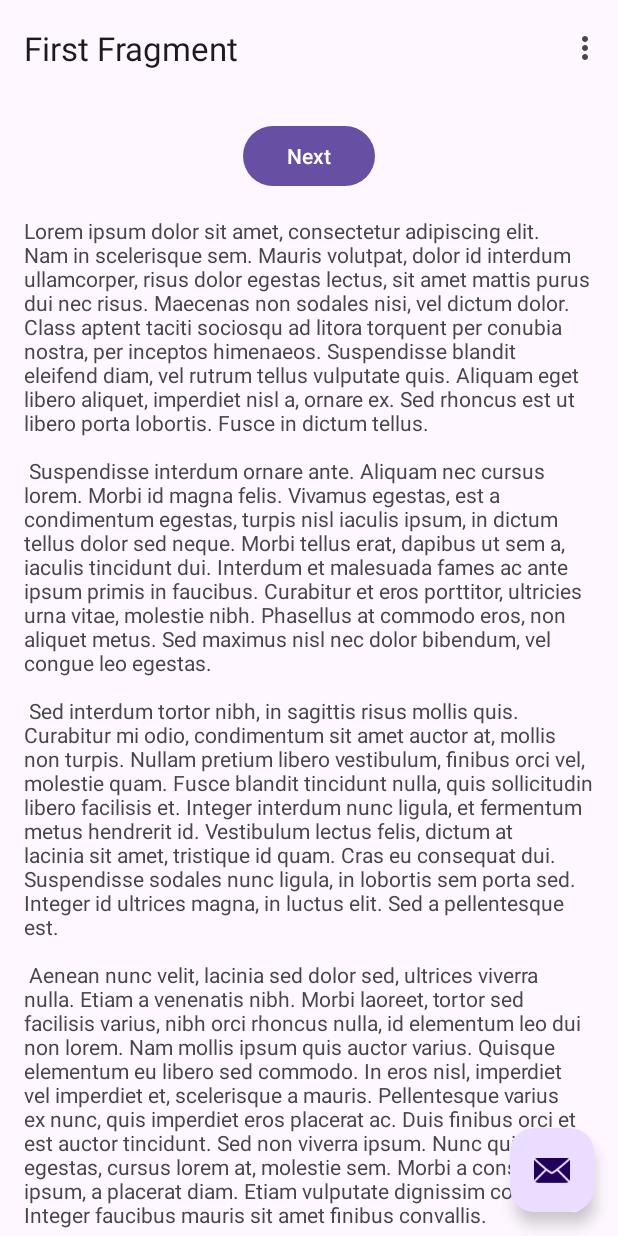
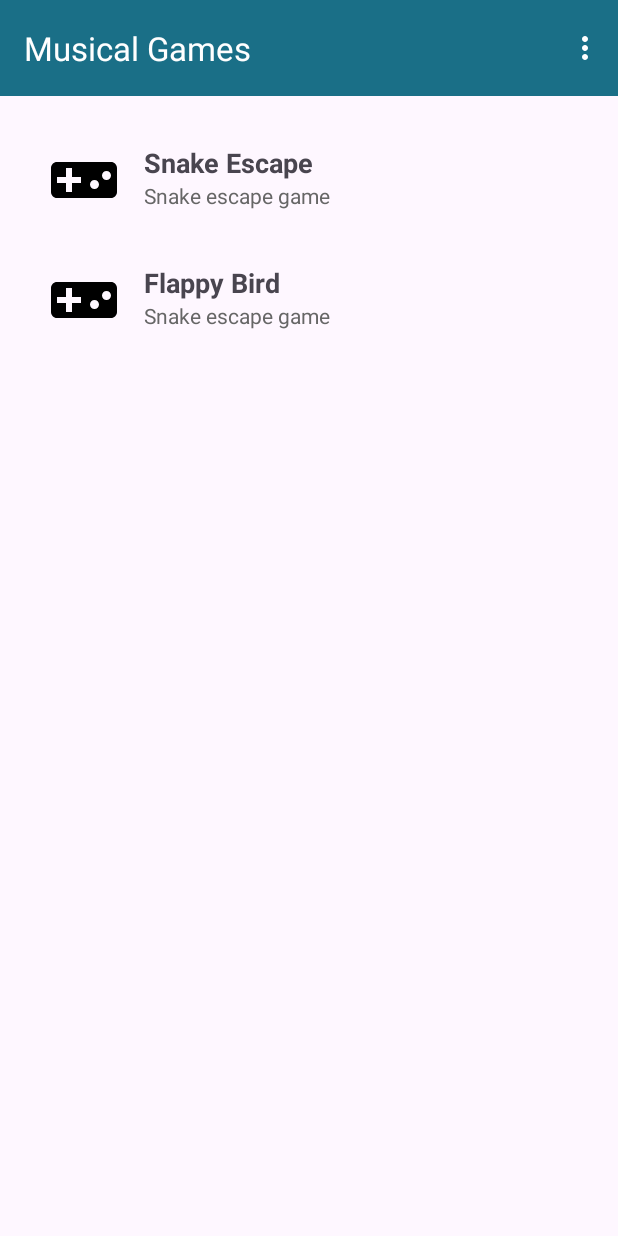
Before and after one commit to izblet/musical-games, an Android app: the screen it shows after launch (MainActivity), on a phone screen of 412 x 824 dp. Run offline under Robolectric (Android 15) with nearby library versions, the light colour scheme and no system bars; our stand-ins replace navigation-ui.

Commit message:
Add list of games

```diff
--- a/app/src/main/java/com/example/musicalgames/FirstFragment.kt
+++ b/app/src/main/java/com/example/musicalgames/FirstFragment.kt
@@ -1,12 +1,16 @@
 package com.example.musicalgames
 
+import GameAdapter
 import android.os.Bundle
 import androidx.fragment.app.Fragment
 import android.view.LayoutInflater
 import android.view.View
 import android.view.ViewGroup
-import androidx.navigation.fragment.findNavController
+import android.widget.Toast
+import androidx.recyclerview.widget.LinearLayoutManager
+import androidx.recyclerview.widget.RecyclerView
 import com.example.musicalgames.databinding.FragmentFirstBinding
+import com.example.musicalgames.models.Game
 
 /**
  * A simple [Fragment] subclass as the default destination in the navigation.
@@ -23,8 +27,24 @@
         inflater: LayoutInflater, container: ViewGroup?,
         savedInstanceState: Bundle?
     ): View? {
+        _binding = FragmentFirstBinding.inflate(inflater, container, false)
 
-        _binding = FragmentFirstBinding.inflate(inflater, container, false)
+        val recyclerView: RecyclerView = binding.root.findViewById(R.id.recyclerView)
+        val layoutManager = LinearLayoutManager(context)
+        recyclerView.layoutManager = layoutManager
+
+        //this list shall be retrieved from a database
+        val gameList: List<Game> = listOf(
+            Game("Snake Escape", "Snake escape game", R.drawable.default_game_icon),
+            Game("Flappy Bird", "Snake escape game", R.drawable.default_game_icon)
+        )
+
+        val adapter = GameAdapter(gameList, object : GameAdapter.OnItemClickListener{
+            override fun onItemClick(game: Game) {
+                Toast.makeText(requireContext(), "clicked on ${game.name}", Toast.LENGTH_SHORT).show()
+            }
+        })
+        recyclerView.adapter = adapter
         return binding.root
 
     }
@@ -32,9 +52,9 @@
     override fun onViewCreated(view: View, savedInstanceState: Bundle?) {
         super.onViewCreated(view, savedInstanceState)
 
-        binding.buttonFirst.setOnClickListener {
-            findNavController().navigate(R.id.action_FirstFragment_to_SecondFragment)
-        }
+       // binding.buttonFirst.setOnClickListener {
+       //     findNavController().navigate(R.id.action_FirstFragment_to_SecondFragment)
+       // }
     }
 
     override fun onDestroyView() {
--- a/app/src/main/java/com/example/musicalgames/MainActivity.kt
+++ b/app/src/main/java/com/example/musicalgames/MainActivity.kt
@@ -28,10 +28,6 @@
         appBarConfiguration = AppBarConfiguration(navController.graph)
         setupActionBarWithNavController(navController, appBarConfiguration)
 
-        binding.fab.setOnClickListener { view ->
-            Snackbar.make(view, "Replace with your own action", Snackbar.LENGTH_LONG)
-                .setAction("Action", null).show()
-        }
     }
 
     override fun onCreateOptionsMenu(menu: Menu): Boolean {
--- /dev/null
+++ b/app/src/main/java/com/example/musicalgames/adapters/GameAdapter.kt
@@ -0,0 +1,42 @@
+import android.view.LayoutInflater
+import android.view.View
+import android.view.ViewGroup
+import android.widget.ImageView
+import android.widget.TextView
+import androidx.recyclerview.widget.RecyclerView
+import com.example.musicalgames.R
+import com.example.musicalgames.models.Game
+
+class GameAdapter(private val gameList: List<Game>, private val onItemClickListener: OnItemClickListener) :
+    RecyclerView.Adapter<GameAdapter.GameViewHolder>() {
+    override fun onCreateViewHolder(parent: ViewGroup, viewType: Int): GameViewHolder {
+        val view = LayoutInflater.from(parent.context).inflate(R.layout.item_game, parent, false)
+        return GameViewHolder(view)
+    }
+
+    override fun onBindViewHolder(holder: GameViewHolder, position: Int) {
+        val game = gameList[position]
+        holder.bind(game)
+        holder.itemView.setOnClickListener {
+            onItemClickListener.onItemClick(game)
+        }
+    }
+
+    override fun getItemCount(): Int {
+        return gameList.size
+    }
+
+    inner class GameViewHolder(itemView: View) : RecyclerView.ViewHolder(itemView) {
+        private val iconImageView: ImageView = itemView.findViewById(R.id.iconImageView)
+        private val nameTextView: TextView = itemView.findViewById(R.id.nameTextView)
+        private val descriptionTextView: TextView = itemView.findViewById(R.id.descriptionTextView)
+        fun bind(game: Game) {
+            iconImageView.setImageResource(game.iconResourceId)
+            nameTextView.text = game.name
+            descriptionTextView.text = game.description
+        }
+    }
+    interface OnItemClickListener {
+        fun onItemClick(game: Game)
+    }
+}
--- /dev/null
+++ b/app/src/main/java/com/example/musicalgames/models/Game.kt
@@ -0,0 +1,7 @@
+package com.example.musicalgames.models
+
+data class Game (
+    val name: String,
+    val description: String,
+    val iconResourceId: Int
+)
--- /dev/null
+++ b/app/src/main/res/drawable/default_game_icon.xml
@@ -0,0 +1,5 @@
+<vector android:height="24dp" android:tint="#000000"
+    android:viewportHeight="24" android:viewportWidth="24"
+    android:width="24dp" xmlns:android="http://schemas.android.com/apk/res/android">
+    <path android:fillColor="@android:color/white" android:pathData="M21,6L3,6c-1.1,0 -2,0.9 -2,2v8c0,1.1 0.9,2 2,2h18c1.1,0 2,-0.9 2,-2L23,8c0,-1.1 -0.9,-2 -2,-2zM11,13L8,13v3L6,16v-3L3,13v-2h3L6,8h2v3h3v2zM15.5,15c-0.83,0 -1.5,-0.67 -1.5,-1.5s0.67,-1.5 1.5,-1.5 1.5,0.67 1.5,1.5 -0.67,1.5 -1.5,1.5zM19.5,12c-0.83,0 -1.5,-0.67 -1.5,-1.5S18.67,9 19.5,9s1.5,0.67 1.5,1.5 -0.67,1.5 -1.5,1.5z"/>
+</vector>
--- a/app/src/main/res/layout/activity_main.xml
+++ b/app/src/main/res/layout/activity_main.xml
@@ -8,26 +8,25 @@
     tools:context=".MainActivity">
 
     <com.google.android.material.appbar.AppBarLayout
+        android:id="@+id/appBarLayout"
         android:layout_width="match_parent"
         android:layout_height="wrap_content"
         android:fitsSystemWindows="true">
 
-        <com.google.android.material.appbar.MaterialToolbar
+        <androidx.appcompat.widget.Toolbar
             android:id="@+id/toolbar"
             android:layout_width="match_parent"
-            android:layout_height="?attr/actionBarSize" />
+            android:layout_height="wrap_content"
+            app:title="@string/app_name"
+            android:elevation="4dp"
+            android:theme="@style/ThemeOverlay.AppCompat.Dark.ActionBar"
+            app:popupTheme="@style/ThemeOverlay.AppCompat.Light"
+            android:background="?attr/colorPrimary"
+            app:menu="@menu/menu_main"
+            />
 
     </com.google.android.material.appbar.AppBarLayout>
 
     <include layout="@layout/content_main" />
 
-    <com.google.android.material.floatingactionbutton.FloatingActionButton
-        android:id="@+id/fab"
-        android:layout_width="wrap_content"
-        android:layout_height="wrap_content"
-        android:layout_gravity="bottom|end"
-        android:layout_marginEnd="@dimen/fab_margin"
-        android:layout_marginBottom="16dp"
-        app:srcCompat="@android:drawable/ic_dialog_email" />
-
 </androidx.coordinatorlayout.widget.CoordinatorLayout>
--- a/app/src/main/res/layout/fragment_first.xml
+++ b/app/src/main/res/layout/fragment_first.xml
@@ -11,25 +11,19 @@
         android:layout_height="match_parent"
         android:padding="16dp">
 
+        <!--app:layout_constraintBottom_toTopOf="@id/textview_first"
         <Button
             android:id="@+id/button_first"
             android:layout_width="wrap_content"
             android:layout_height="wrap_content"
             android:text="@string/next"
-            app:layout_constraintBottom_toTopOf="@id/textview_first"
             app:layout_constraintEnd_toEndOf="parent"
             app:layout_constraintStart_toStartOf="parent"
-            app:layout_constraintTop_toTopOf="parent" />
+            app:layout_constraintTop_toTopOf="parent" />-->
+        <androidx.recyclerview.widget.RecyclerView
+            android:id="@+id/recyclerView"
+            android:layout_width="match_parent"
+            android:layout_height="match_parent" />
 
-        <TextView
-            android:id="@+id/textview_first"
-            android:layout_width="wrap_content"
-            android:layout_height="wrap_content"
-            android:layout_marginTop="16dp"
-            android:text="@string/lorem_ipsum"
-            app:layout_constraintBottom_toBottomOf="parent"
-            app:layout_constraintEnd_toEndOf="parent"
-            app:layout_constraintStart_toStartOf="parent"
-            app:layout_constraintTop_toBottomOf="@id/button_first" />
     </androidx.constraintlayout.widget.ConstraintLayout>
 </androidx.core.widget.NestedScrollView>
--- /dev/null
+++ b/app/src/main/res/layout/item_game.xml
@@ -0,0 +1,41 @@
+<!-- item_game.xml -->
+<LinearLayout xmlns:android="http://schemas.android.com/apk/res/android"
+    android:layout_width="match_parent"
+    android:layout_height="wrap_content"
+    android:orientation="horizontal"
+    android:padding="16dp"
+    android:clickable="true"
+    android:focusable="true">
+
+    <ImageView
+        android:id="@+id/iconImageView"
+        android:layout_width="48dp"
+        android:layout_height="48dp"
+        android:scaleType="centerCrop"
+        android:src="@drawable/default_game_icon" />
+
+    <LinearLayout
+        android:layout_width="0dp"
+        android:layout_height="wrap_content"
+        android:layout_weight="1"
+        android:orientation="vertical"
+        android:layout_marginStart="16dp">
+
+        <TextView
+            android:id="@+id/nameTextView"
+            android:layout_width="wrap_content"
+            android:layout_height="wrap_content"
+            android:text="Game Name"
+            android:textSize="18sp"
+            android:textStyle="bold" />
+
+        <TextView
+            android:id="@+id/descriptionTextView"
+            android:layout_width="wrap_content"
+            android:layout_height="wrap_content"
+            android:text="Game Description"
+            android:textSize="14sp"
+            android:textColor="#666666" />
+    </LinearLayout>
+
+</LinearLayout>
--- a/app/src/main/res/values/colors.xml
+++ b/app/src/main/res/values/colors.xml
@@ -1,5 +1,7 @@
 <?xml version="1.0" encoding="utf-8"?>
 <resources>
     <color name="black">#FF000000</color>
+    <color name="blue">#1a6f87</color>
+    <color name="darkblue">#083854</color>
     <color name="white">#FFFFFFFF</color>
 </resources>
--- a/app/src/main/res/values/strings.xml
+++ b/app/src/main/res/values/strings.xml
@@ -2,45 +2,9 @@
     <string name="app_name">MusicalGames</string>
     <string name="action_settings">Settings</string>
     <!-- Strings used for fragments for navigation -->
-    <string name="first_fragment_label">First Fragment</string>
+    <string name="first_fragment_label">Musical Games</string>
     <string name="second_fragment_label">Second Fragment</string>
     <string name="next">Next</string>
     <string name="previous">Previous</string>
-
-    <string name="lorem_ipsum">
-        Lorem ipsum dolor sit amet, consectetur adipiscing elit. Nam in scelerisque sem. Mauris
-        volutpat, dolor id interdum ullamcorper, risus dolor egestas lectus, sit amet mattis purus
-        dui nec risus. Maecenas non sodales nisi, vel dictum dolor. Class aptent taciti sociosqu ad
-        litora torquent per conubia nostra, per inceptos himenaeos. Suspendisse blandit eleifend
-        diam, vel rutrum tellus vulputate quis. Aliquam eget libero aliquet, imperdiet nisl a,
-        ornare ex. Sed rhoncus est ut libero porta lobortis. Fusce in dictum tellus.\n\n
-        Suspendisse interdum ornare ante. Aliquam nec cursus lorem. Morbi id magna felis. Vivamus
-        egestas, est a condimentum egestas, turpis nisl iaculis ipsum, in dictum tellus dolor sed
-        neque. Morbi tellus erat, dapibus ut sem a, iaculis tincidunt dui. Interdum et malesuada
-        fames ac ante ipsum primis in faucibus. Curabitur et eros porttitor, ultricies urna vitae,
-        molestie nibh. Phasellus at commodo eros, non aliquet metus. Sed maximus nisl nec dolor
-        bibendum, vel congue leo egestas.\n\n
-        Sed interdum tortor nibh, in sagittis risus mollis quis. Curabitur mi odio, condimentum sit
-        amet auctor at, mollis non turpis. Nullam pretium libero vestibulum, finibus orci vel,
-        molestie quam. Fusce blandit tincidunt nulla, quis sollicitudin libero facilisis et. Integer
-        interdum nunc ligula, et fermentum metus hendrerit id. Vestibulum lectus felis, dictum at
-        lacinia sit amet, tristique id quam. Cras eu consequat dui. Suspendisse sodales nunc ligula,
-        in lobortis sem porta sed. Integer id ultrices magna, in luctus elit. Sed a pellentesque
-        est.\n\n
-        Aenean nunc velit, lacinia sed dolor sed, ultrices viverra nulla. Etiam a venenatis nibh.
-        Morbi laoreet, tortor sed facilisis varius, nibh orci rhoncus nulla, id elementum leo dui
-        non lorem. Nam mollis ipsum quis auctor varius. Quisque elementum eu libero sed commodo. In
-        eros nisl, imperdiet vel imperdiet et, scelerisque a mauris. Pellentesque varius ex nunc,
-        quis imperdiet eros placerat ac. Duis finibus orci et est auctor tincidunt. Sed non viverra
-        ipsum. Nunc quis augue egestas, cursus lorem at, molestie sem. Morbi a consectetur ipsum, a
-        placerat diam. Etiam vulputate dignissim convallis. Integer faucibus mauris sit amet finibus
-        convallis.\n\n
-        Phasellus in aliquet mi. Pellentesque habitant morbi tristique senectus et netus et
-        malesuada fames ac turpis egestas. In volutpat arcu ut felis sagittis, in finibus massa
-        gravida. Pellentesque id tellus orci. Integer dictum, lorem sed efficitur ullamcorper,
-        libero justo consectetur ipsum, in mollis nisl ex sed nisl. Donec maximus ullamcorper
-        sodales. Praesent bibendum rhoncus tellus nec feugiat. In a ornare nulla. Donec rhoncus
-        libero vel nunc consequat, quis tincidunt nisl eleifend. Cras bibendum enim a justo luctus
-        vestibulum. Fusce dictum libero quis erat maximus, vitae volutpat diam dignissim.
-    </string>
+    <string name="lorem_ipsum">lorem</string>
 </resources>
--- a/app/src/main/res/values/themes.xml
+++ b/app/src/main/res/values/themes.xml
@@ -3,6 +3,9 @@
     <style name="Base.Theme.MusicalGames" parent="Theme.Material3.DayNight.NoActionBar">
         <!-- Customize your light theme here. -->
         <!-- <item name="colorPrimary">@color/my_light_primary</item> -->
+        <item name="colorPrimary">@color/blue</item>
+        <item name="colorOnPrimary">@color/white</item>
+        <item name="colorPrimaryDark">@color/darkblue</item>
     </style>
 
     <style name="Theme.MusicalGames" parent="Base.Theme.MusicalGames" />
```
